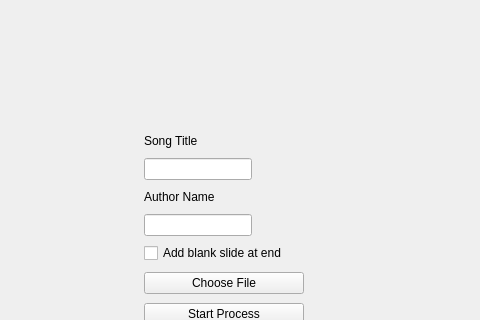
Above: main.ui from Diode-exe/pptxToOpenLyrics before the change; both pictures show x 106 to 586 and y 0 to 320 of the 800 by 600 pixel window. Below: the same form after it.
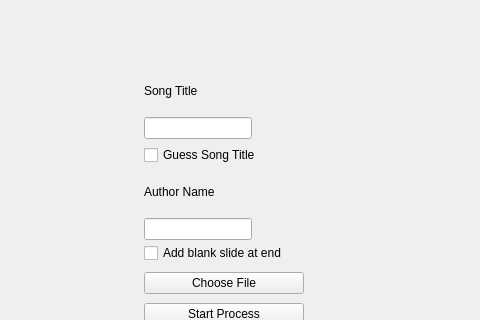
That is the form after the change.

Commit message: Added checkbox for title slide assumption

Diff of the .ui file:
```diff
--- a/main.ui
+++ b/main.ui
@@ -18,9 +18,9 @@
     <property name="geometry">
      <rect>
       <x>250</x>
-      <y>130</y>
+      <y>70</y>
       <width>192</width>
-      <height>106</height>
+      <height>170</height>
      </rect>
     </property>
     <layout class="QVBoxLayout" name="verticalLayout">
@@ -41,6 +41,16 @@
        </property>
       </widget>
      </item>
+     <item>
+      <widget class="QCheckBox" name="guess_song_checkbox">
+       <property name="toolTip">
+        <string>Assumes first slide is the title. The first text box found will be used. </string>
+       </property>
+       <property name="text">
+        <string>Guess Song Title</string>
+       </property>
+      </widget>
+     </item>
      <item>
       <widget class="QLabel" name="author_name_label">
        <property name="text">
```
The commit also changes 1 other file.
